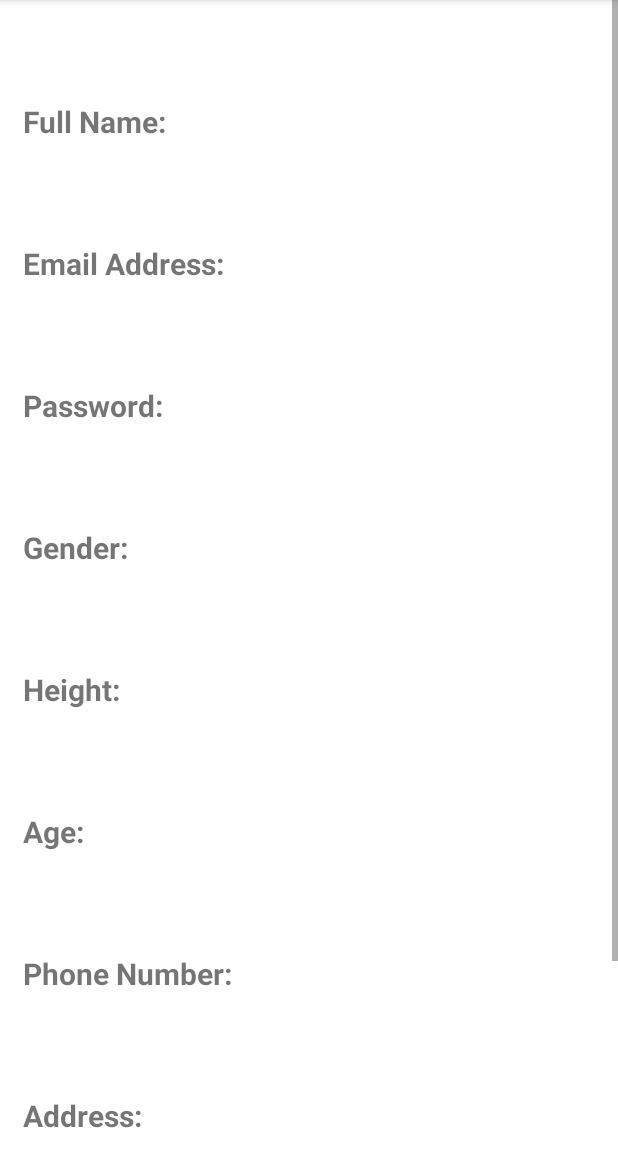
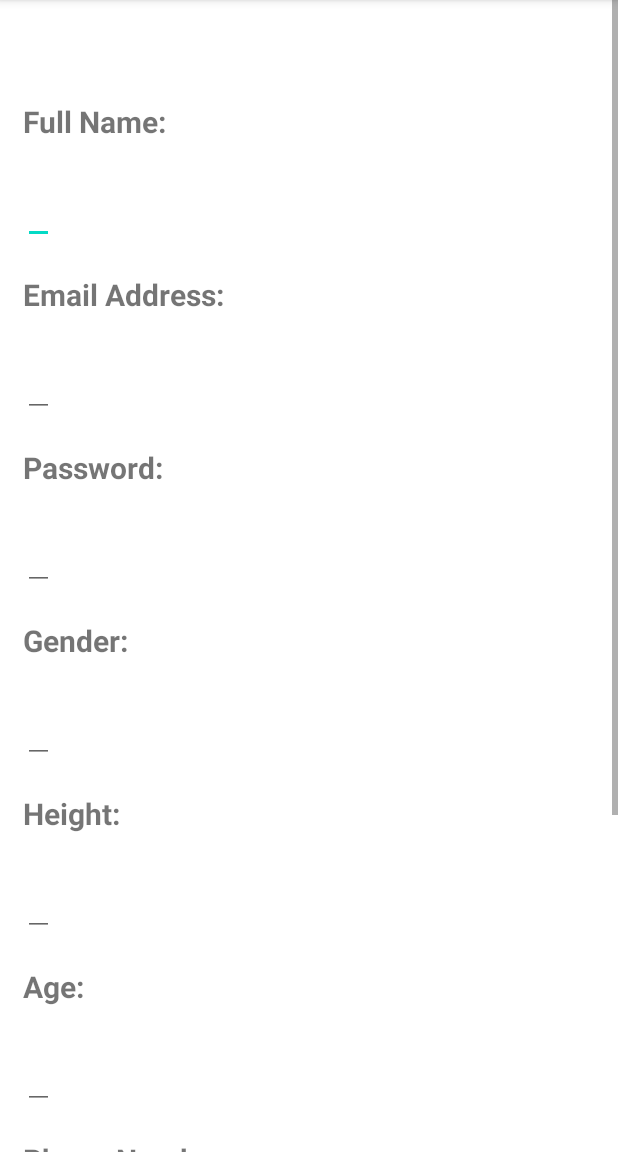
Before and after one commit to razaali01/FitnessApplication, an Android app: the ProfilePage screen opened directly, with no data from a screen before it, on a phone screen of 412 x 824 dp, the part 84-1236 px from its top. Run offline under Robolectric (Android 15) with nearby library versions, the phone set to English and light mode, and no system bars; our stand-ins replace Firebase (no records; nobody signed in at launch, a user with empty details on screens opened directly).

Commit message:
Ready for Demo 1

```diff
--- a/app/src/main/java/com/example/fitnessapplication/Goals.java
+++ b/app/src/main/java/com/example/fitnessapplication/Goals.java
@@ -42,15 +42,14 @@ public class Goals extends AppCompatActivity implements View.OnClickListener{
         listView.setOnItemClickListener(new AdapterView.OnItemClickListener() {
             @Override
             public void onItemClick(AdapterView<?> adapterView, View view, int i, long l) {
+                TextView textView = (TextView) view;
 
-                /*
-                if(){
-
+                if(!textView.getPaint().isStrikeThruText()){
+                    textView.setPaintFlags(textView.getPaintFlags() | Paint.STRIKE_THRU_TEXT_FLAG);
                 }
-                */
-
-                TextView textView = (TextView) view;
-                textView.setPaintFlags(textView.getPaintFlags() | Paint.STRIKE_THRU_TEXT_FLAG);
+                else{
+                    textView.setPaintFlags(textView.getPaintFlags() & (~Paint.STRIKE_THRU_TEXT_FLAG));
+                }
             }
         });
 
--- a/app/src/main/java/com/example/fitnessapplication/ProfilePage.java
+++ b/app/src/main/java/com/example/fitnessapplication/ProfilePage.java
@@ -8,6 +8,7 @@ import android.os.Bundle;
 import android.util.Log;
 import android.view.View;
 import android.widget.Button;
+import android.widget.EditText;
 import android.widget.TextView;
 import android.widget.Toast;
 
@@ -25,7 +26,7 @@ public class ProfilePage extends AppCompatActivity implements View.OnClickListen
     private DatabaseReference reference;
 
     private String userID;
-    private Button Back, Logout;
+    private Button Back, Logout, Edit;
 
     @Override
     protected void onCreate(Bundle savedInstanceState) {
@@ -46,14 +47,14 @@ public class ProfilePage extends AppCompatActivity implements View.OnClickListen
         userID = user.getUid();
 
         final TextView greetingTextView = (TextView) findViewById(R.id.greeting);
-        final TextView fullNameTextView = (TextView) findViewById(R.id.fullName);
-        final TextView emailAddressTextView = (TextView) findViewById(R.id.emailAddress);
-        final TextView passwordTextView = (TextView) findViewById(R.id.password);
-        final TextView genderTextView = (TextView) findViewById(R.id.gender);
-        final TextView heightTextView = (TextView) findViewById(R.id.height);
-        final TextView ageTextView = (TextView) findViewById(R.id.age);
-        final TextView numTextView = (TextView) findViewById(R.id.num);
-        final TextView addressTextView = (TextView) findViewById(R.id.address);
+        final TextView fullNameTextView = (EditText) findViewById(R.id.fullName);
+        final TextView emailAddressTextView = (EditText) findViewById(R.id.emailAddress);
+        final TextView passwordTextView = (EditText) findViewById(R.id.password);
+        final TextView genderTextView = (EditText) findViewById(R.id.gender);
+        final TextView heightTextView = (EditText) findViewById(R.id.height);
+        final TextView ageTextView = (EditText) findViewById(R.id.age);
+        final TextView numTextView = (EditText) findViewById(R.id.num);
+        final TextView addressTextView = (EditText) findViewById(R.id.address);
 
         reference.child(userID).addListenerForSingleValueEvent(new ValueEventListener() {
             @Override
@@ -91,6 +92,17 @@ public class ProfilePage extends AppCompatActivity implements View.OnClickListen
 
         Back = (Button) findViewById(R.id.BackProfile);
         Back.setOnClickListener(this);
+
+        Edit = (Button) findViewById(R.id.EditProfile);
+        Edit.setOnClickListener(this);
+
+        showAllUserData();
+
+    }
+
+    private void showAllUserData() {
+        Intent intent = getIntent();
+
     }
 
     @Override
@@ -100,6 +112,7 @@ public class ProfilePage extends AppCompatActivity implements View.OnClickListen
             case(R.id.BackProfile):
                 startActivity(new Intent(this, HomePage.class));
                 break;
+
         }
     }
 }
--- a/app/src/main/res/layout/activity_profile_page.xml
+++ b/app/src/main/res/layout/activity_profile_page.xml
@@ -33,7 +33,7 @@
             android:layout_marginTop="20dp"
             android:textSize="20sp" />
 
-        <TextView
+        <EditText
             android:id="@+id/fullName"
             android:layout_width="wrap_content"
             android:layout_height="wrap_content"
@@ -53,7 +53,7 @@
             app:layout_constraintTop_toBottomOf="@+id/fullName"
             android:layout_marginTop="20dp" />
 
-        <TextView
+        <EditText
             android:id="@+id/emailAddress"
             android:layout_width="wrap_content"
             android:layout_height="wrap_content"
@@ -73,7 +73,7 @@
             app:layout_constraintTop_toBottomOf="@+id/emailAddress"
             android:layout_marginTop="20dp" />
 
-        <TextView
+        <EditText
             android:id="@+id/password"
             android:layout_width="wrap_content"
             android:layout_height="wrap_content"
@@ -93,7 +93,7 @@
             app:layout_constraintTop_toBottomOf="@+id/password"
             android:layout_marginTop="20dp" />
 
-        <TextView
+        <EditText
             android:id="@+id/gender"
             android:layout_width="wrap_content"
             android:layout_height="wrap_content"
@@ -113,7 +113,7 @@
             app:layout_constraintTop_toBottomOf="@+id/gender"
             android:layout_marginTop="20dp" />
 
-        <TextView
+        <EditText
             android:id="@+id/height"
             android:layout_width="wrap_content"
             android:layout_height="wrap_content"
@@ -133,7 +133,7 @@
             app:layout_constraintTop_toBottomOf="@+id/height"
             android:layout_marginTop="20dp" />
 
-        <TextView
+        <EditText
             android:id="@+id/age"
             android:layout_width="wrap_content"
             android:layout_height="wrap_content"
@@ -153,7 +153,7 @@
             app:layout_constraintTop_toBottomOf="@+id/age"
             android:layout_marginTop="20dp" />
 
-        <TextView
+        <EditText
             android:id="@+id/num"
             android:layout_width="wrap_content"
             android:layout_height="wrap_content"
@@ -173,7 +173,7 @@
             app:layout_constraintTop_toBottomOf="@+id/num"
             android:layout_marginTop="20dp" />
 
-        <TextView
+        <EditText
             android:id="@+id/address"
             android:layout_width="wrap_content"
             android:layout_height="wrap_content"
@@ -188,10 +188,10 @@
             android:layout_height="wrap_content"
             android:layout_marginEnd="32dp"
             android:layout_marginBottom="44dp"
+            android:backgroundTint="@android:color/holo_blue_dark"
             android:text="Back"
             app:layout_constraintBottom_toBottomOf="parent"
-            app:layout_constraintEnd_toEndOf="parent"
-            android:backgroundTint="@android:color/holo_blue_dark"/>
+            app:layout_constraintEnd_toEndOf="parent" />
 
         <Button
             android:id="@+id/Logout"
@@ -205,5 +205,16 @@
             app:layout_constraintStart_toStartOf="parent"
             app:layout_constraintTop_toBottomOf="@+id/address"
             android:backgroundTint="@android:color/holo_blue_dark"/>
+
+        <Button
+            android:id="@+id/EditProfile"
+            android:layout_width="wrap_content"
+            android:layout_height="wrap_content"
+            android:layout_marginEnd="39dp"
+            android:layout_marginBottom="44dp"
+            android:text="Edit"
+            app:layout_constraintBottom_toBottomOf="parent"
+            app:layout_constraintEnd_toStartOf="@+id/BackProfile"
+            android:backgroundTint="@android:color/holo_blue_dark"/>
     </androidx.constraintlayout.widget.ConstraintLayout>
 </ScrollView>
--- a/app/src/main/res/layout/activity_registration.xml
+++ b/app/src/main/res/layout/activity_registration.xml
@@ -10,8 +10,6 @@
         android:layout_height="match_parent"
         tools:context=".Registration">
 
-        android:layout_width="match_parent"
-        android:layout_height="wrap_content"
         <EditText
             android:id="@+id/FullName"
             android:layout_width="0dp"
```
